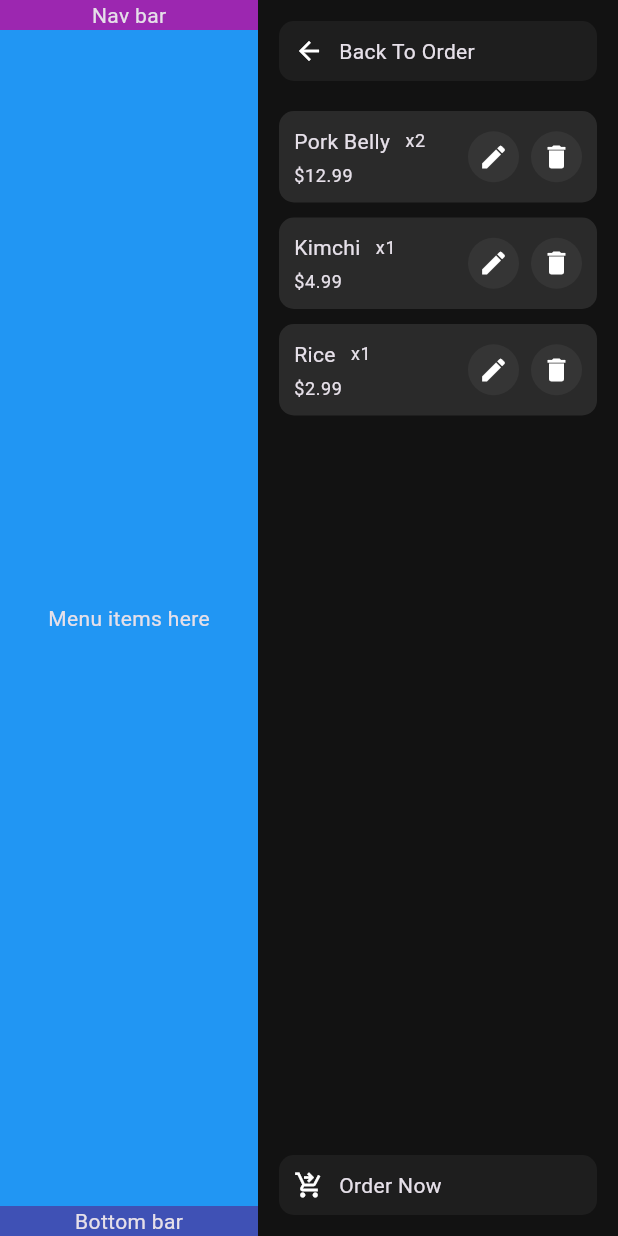
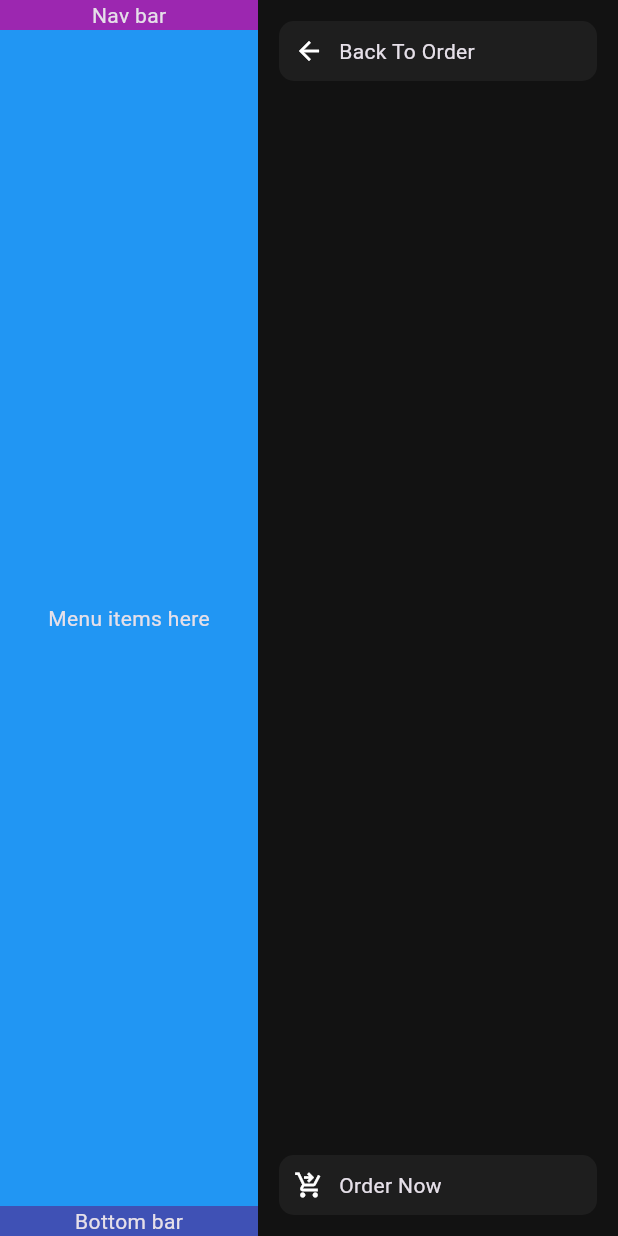
Before and after one commit to TurtwigPlayz/Gogi-Ordering-Interface, a Flutter app: the screen it shows after launch, after a tap on "Order History", on a phone screen of 412 x 824 dp. Run offline on Flutter 3.47's test engine with Material 3 defaults, Android fonts, the phone set to English and light mode, and no system bars.

Commit message:
Worked on order panel interactivity

```diff
--- a/lib/main.dart
+++ b/lib/main.dart
@@ -1,5 +1,6 @@
 import 'package:flutter/material.dart';
 import 'package:provider/provider.dart';
+import 'package:gogi_ordering_interface/models/menu_item_model.dart';
 import 'package:gogi_ordering_interface/providers/session_provider.dart';
 import 'package:gogi_ordering_interface/theme_data.dart';
 import 'package:gogi_ordering_interface/widgets/bottom_bar.dart';
@@ -21,6 +22,24 @@ class MainApp extends StatelessWidget {
 
   @override
   Widget build(BuildContext context) {
+    final session = Provider.of<SessionProvider>(context, listen: false);
+
+    // Some hardcoded menu items
+    const MenuItemModel porkBelly = MenuItemModel(
+      name: 'Pork Belly',
+      unitPrice: 12.99
+    );
+
+    const MenuItemModel kimchi = MenuItemModel(
+      name: 'Kimchi',
+      unitPrice: 4.99
+    );
+
+    // Hardcode adding items to order
+    session.addToOrder(porkBelly);
+    session.addToOrder(kimchi);
+    session.addToOrder(kimchi);
+
     return MaterialApp(
       title: 'Gogi Ordering Interface',
       debugShowCheckedModeBanner: false,
--- a/lib/models/order_item_model.dart
+++ b/lib/models/order_item_model.dart
@@ -1,15 +1,27 @@
+import 'dart:math';
 import 'menu_item_model.dart';
 
 class OrderItemModel {
   OrderItemModel._internalConstructor({
-    required this.menuItem,
-    required this.quantity,
-    required this.options,
-  });
+    required MenuItemModel menuItem,
+    required int quantity,
+    required Map<String, bool> options,
+  }) :
+    _options = options,
+    _quantity = quantity,
+    _menuItem = menuItem;
 
-  final MenuItemModel menuItem;
-  int quantity;
-  Map<String, bool> options;
+  final MenuItemModel _menuItem;
+  int _quantity;
+  Map<String, bool> _options;
+
+  MenuItemModel get menuItem => _menuItem;
+  int get quantity => _quantity;
+  Map<String, bool> get options => _options;
+
+  void updateQuantity(int amount) {
+    _quantity = max(0, _quantity + amount);
+  }
 
   factory OrderItemModel(MenuItemModel menuItem) {
     return OrderItemModel._internalConstructor(
--- a/lib/providers/session_provider.dart
+++ b/lib/providers/session_provider.dart
@@ -1,30 +1,45 @@
 import 'package:flutter/material.dart';
+import 'package:gogi_ordering_interface/models/menu_item_model.dart';
 import 'package:gogi_ordering_interface/models/order_item_model.dart';
 
 class SessionProvider extends ChangeNotifier {
-  SessionProvider({
-    List<OrderItemModel> currentOrder = const <OrderItemModel>[],
-    List<OrderItemModel> orderHistory = const <OrderItemModel>[],
+  SessionProvider._internalConstructor({
+    required Map<MenuItemModel, OrderItemModel> currentOrder,
+    required List<OrderItemModel> orderHistory
   }) :
     _currentOrder = currentOrder,
     _orderHistory = orderHistory;
 
-  final List<OrderItemModel> _currentOrder;
+  final Map<MenuItemModel, OrderItemModel> _currentOrder;
   final List<OrderItemModel> _orderHistory;
 
-  void addToOrder(OrderItemModel orderItem) {
-    _currentOrder.add(orderItem);
+  factory SessionProvider() {
+    return SessionProvider._internalConstructor(
+      currentOrder: {},
+      orderHistory: []
+    );
+  }
+
+  void addToOrder(MenuItemModel menuItem) {
+    OrderItemModel? item = _currentOrder[menuItem];
+
+    if (item != null) {
+      _currentOrder[menuItem]!.updateQuantity(1);
+    }
+    else {
+      _currentOrder[menuItem] = OrderItemModel(menuItem);
+    }
 
     notifyListeners();
   }
 
   void moveOrderToHistory() {
-    _orderHistory.addAll(_currentOrder);
+    _orderHistory.addAll(_currentOrder.values);
     _currentOrder.clear();
 
     notifyListeners();
   }
 
-  List<OrderItemModel> get currentOrder => List.unmodifiable(_currentOrder);
+  Map<MenuItemModel, OrderItemModel> get currentOrder => Map.unmodifiable(_currentOrder);
   List<OrderItemModel> get orderHistory => List.unmodifiable(_orderHistory);
 }
--- a/lib/widgets/order_panel.dart
+++ b/lib/widgets/order_panel.dart
@@ -1,6 +1,8 @@
 import 'package:flutter/material.dart';
+import 'package:gogi_ordering_interface/providers/session_provider.dart';
 import 'package:gogi_ordering_interface/widgets/inkwell_button.dart';
 import 'package:gogi_ordering_interface/widgets/order_item.dart';
+import 'package:provider/provider.dart';
 
 class OrderPanel extends StatefulWidget {
   const OrderPanel({super.key});
@@ -20,6 +22,8 @@ class _OrderPanelState extends State<OrderPanel> {
 
   @override
   Widget build(BuildContext context) {
+    const double itemSpacing = 10.0;
+
     return SizedBox(
       width: 240.0,
       child: Padding(
@@ -37,28 +41,34 @@ class _OrderPanelState extends State<OrderPanel> {
               icon: Icons.arrow_back,
             ),
             const SizedBox(height: 20.0),
-            const Expanded(
+            Expanded(
               child: SingleChildScrollView(
-                child: Column(
+                child: Consumer<SessionProvider>(
+                  builder: (context, session, child) => Column(
                     children: <Widget>[
+                      if (!_isViewingOrderHistory) ...session.currentOrder.values.expand((item) {
+                        return <Widget>[
                           OrderItem(
-                      title: 'Pork Belly',
-                      price: 12.99,
-                      quantity: 2,
+                            title: item.menuItem.name,
+                            price: item.menuItem.unitPrice * item.quantity,
+                            quantity: item.quantity,
                           ),
-                    SizedBox(height: 10.0),
+                          const SizedBox(height: itemSpacing), // Adjust the height as needed
+                        ];
+                      })
+                      else ...session.orderHistory.expand((item) {
+                        return <Widget>[
                           OrderItem(
-                      title: 'Kimchi',
-                      price: 4.99,
-                      quantity: 1,
+                            title: item.menuItem.name,
+                            price: item.menuItem.unitPrice * item.quantity,
+                            quantity: item.quantity,
+                            isHistorical: true,
                           ),
-                    SizedBox(height: 10.0),
-                    OrderItem(
-                      title: 'Rice',
-                      price: 2.99,
-                      quantity: 1,
+                          const SizedBox(height: itemSpacing), // Adjust the height as needed
+                        ];
+                      }),
+                    ],
                   ),
-                  ],
                 ),
               ),
             ),
```
Lines whose indentation alone changed are shown as unchanged.
